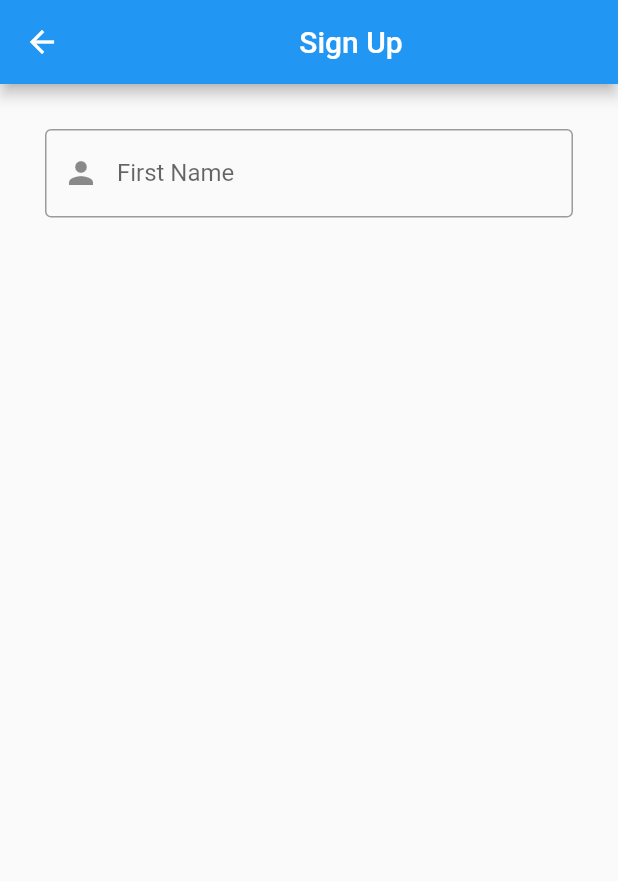
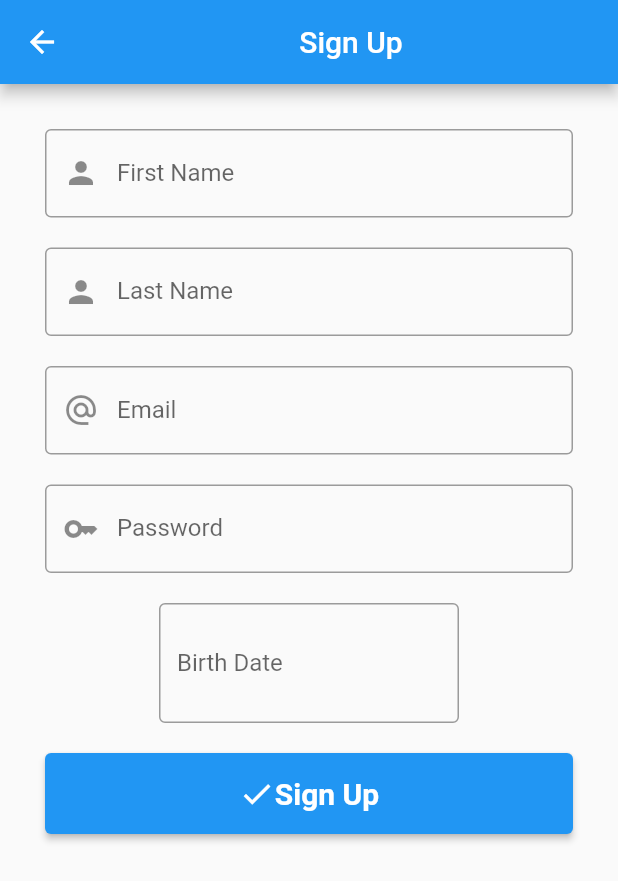
Before and after one commit to fernandomocrosky/projeto_mobile, a Flutter app: the SingnUpForm screen opened directly, on a phone screen of 412 x 824 dp. Shown: the top 881 px of the screen. Run offline on Flutter 3.47's test engine with Material 2 defaults, Android fonts, the phone set to English and light mode, and no system bars.

Commit message:
Finalize sign up form and modify author class

```diff
--- a/lib/Model/author.dart
+++ b/lib/Model/author.dart
@@ -2,7 +2,8 @@ class Author {
   String firstName;
   String lastName;
   String email;
+  String password;
   String birth;
 
-  Author(this.firstName, this.lastName, this.email, this.birth);
+  Author(this.firstName, this.lastName, this.email, this.password, this.birth);
 }
--- a/lib/components/pages/singup_form.dart
+++ b/lib/components/pages/singup_form.dart
@@ -1,5 +1,8 @@
 import 'package:flutter/material.dart';
 import 'package:flutter/services.dart';
+import "package:intl/intl.dart";
+import 'package:projeto_mobile/Model/author.dart';
+import 'package:projeto_mobile/repositories/author_repository.dart';
 
 class SingnUpForm extends StatefulWidget {
   const SingnUpForm({super.key});
@@ -12,6 +15,39 @@ class _SingnUpFormState extends State<SingnUpForm> {
   final _form = GlobalKey<FormState>();
 
   final _firstName = TextEditingController();
+  final _lastName = TextEditingController();
+  final _email = TextEditingController();
+  final _birth = TextEditingController();
+  final _password = TextEditingController();
+
+  _singUp() {
+    if (_form.currentState!.validate()) {
+      Author newAuthor = new Author(
+        _firstName.text,
+        _lastName.text,
+        _email.text,
+        _password.text,
+        _birth.text,
+      );
+      AuthorRepository.authors.add(newAuthor);
+      Navigator.pop(context);
+    }
+  }
+
+  _showDatePicker() {
+    showDatePicker(
+            context: context,
+            initialDate: DateTime.now(),
+            firstDate: DateTime(1900),
+            lastDate: DateTime.now())
+        .then((datePicked) {
+      if (datePicked == null) {
+        return;
+      }
+      _birth.text = DateFormat.yMd().format(datePicked);
+    });
+  }
+
   @override
   Widget build(BuildContext context) {
     return Scaffold(
@@ -20,6 +56,7 @@ class _SingnUpFormState extends State<SingnUpForm> {
         ),
         body: Container(
           margin: EdgeInsets.symmetric(vertical: 30, horizontal: 30),
+          child: SingleChildScrollView(
             child: Form(
               key: _form,
               child: Column(children: [
@@ -38,12 +75,108 @@ class _SingnUpFormState extends State<SingnUpForm> {
                   validator: (value) {
                     if (value!.isEmpty) {
                       return "First name cannot be empty";
-                  } else if (value.length <= 3) {
-                    return "Name must be 3 or more characters long";
+                    } else if (value.length < 3) {
+                      return "First name must be 3 or more characters long";
                     }
                   },
                 ),
+                SizedBox(height: 20),
+                TextFormField(
+                  controller: _lastName,
+                  decoration: InputDecoration(
+                    border: OutlineInputBorder(),
+                    labelText: "Last Name",
+                    prefixIcon: Icon(Icons.person),
+                    suffix: Text("Your last name"),
+                  ),
+                  keyboardType: TextInputType.name,
+                  inputFormatters: [
+                    FilteringTextInputFormatter.allow(RegExp(r"[a-zA-Z]+")),
+                  ],
+                  validator: (value) {
+                    if (value!.isEmpty) {
+                      return "Last name cannot be empty";
+                    } else if (value.length < 3) {
+                      return "Last name must be 3 or more characters long";
+                    }
+                  },
+                ),
+                SizedBox(height: 20),
+                TextFormField(
+                  controller: _email,
+                  decoration: InputDecoration(
+                    border: OutlineInputBorder(),
+                    labelText: "Email",
+                    prefixIcon: Icon(Icons.alternate_email),
+                    suffix: Text("Your email"),
+                  ),
+                  keyboardType: TextInputType.emailAddress,
+                  validator: (value) {
+                    if (value!.isEmpty) {
+                      return "Email cannot be empty";
+                    }
+                  },
+                ),
+                SizedBox(height: 20),
+                TextFormField(
+                  controller: _password,
+                  obscureText: true,
+                  decoration: InputDecoration(
+                    border: OutlineInputBorder(),
+                    labelText: "Password",
+                    prefixIcon: Icon(Icons.key),
+                    suffix: Text("Your password"),
+                  ),
+                  keyboardType: TextInputType.visiblePassword,
+                  validator: (value) {
+                    if (value!.isEmpty) {
+                      return "Password cannot be empty";
+                    }
+                  },
+                ),
+                SizedBox(height: 20),
+                Container(
+                  height: 80,
+                  width: 200,
+                  child: TextFormField(
+                    controller: _birth,
+                    decoration: InputDecoration(
+                      border: OutlineInputBorder(),
+                      labelText: "Birth Date",
+                      suffix: IconButton(
+                        icon: Icon(Icons.calendar_month),
+                        onPressed: _showDatePicker,
+                      ),
+                    ),
+                    keyboardType: TextInputType.datetime,
+                    validator: (value) {
+                      if (value!.isEmpty) {
+                        return "Birth cannot be empty";
+                      }
+                    },
+                  ),
+                ),
+                SizedBox(height: 20),
+                ElevatedButton(
+                    onPressed: _singUp,
+                    child: Container(
+                      padding: EdgeInsets.all(15),
+                      child: Row(
+                        mainAxisAlignment: MainAxisAlignment.center,
+                        children: [
+                          Icon(Icons.check),
+                          Text(
+                            "Sign Up",
+                            style: TextStyle(
+                              fontSize: 20,
+                              fontWeight: FontWeight.bold,
+                            ),
+                          ),
+                        ],
+                      ),
+                    ))
               ]),
+            ),
           ),
         ));
   }
--- a/lib/repositories/author_repository.dart
+++ b/lib/repositories/author_repository.dart
@@ -7,18 +7,21 @@ class AuthorRepository {
       "Author",
       "first",
       "email@email.com",
+      "1234",
       DateFormat.yMd().format(DateTime.now()),
     ),
     Author(
       "Author",
       "second",
       "email@email.com",
+      "1234",
       DateFormat.yMd().format(DateTime.now()),
     ),
     Author(
       "Author",
       "third",
       "email@email.com",
+      "1234",
       DateFormat.yMd().format(DateTime.now()),
     ),
   ];
```
Lines whose indentation alone changed are shown as unchanged.
